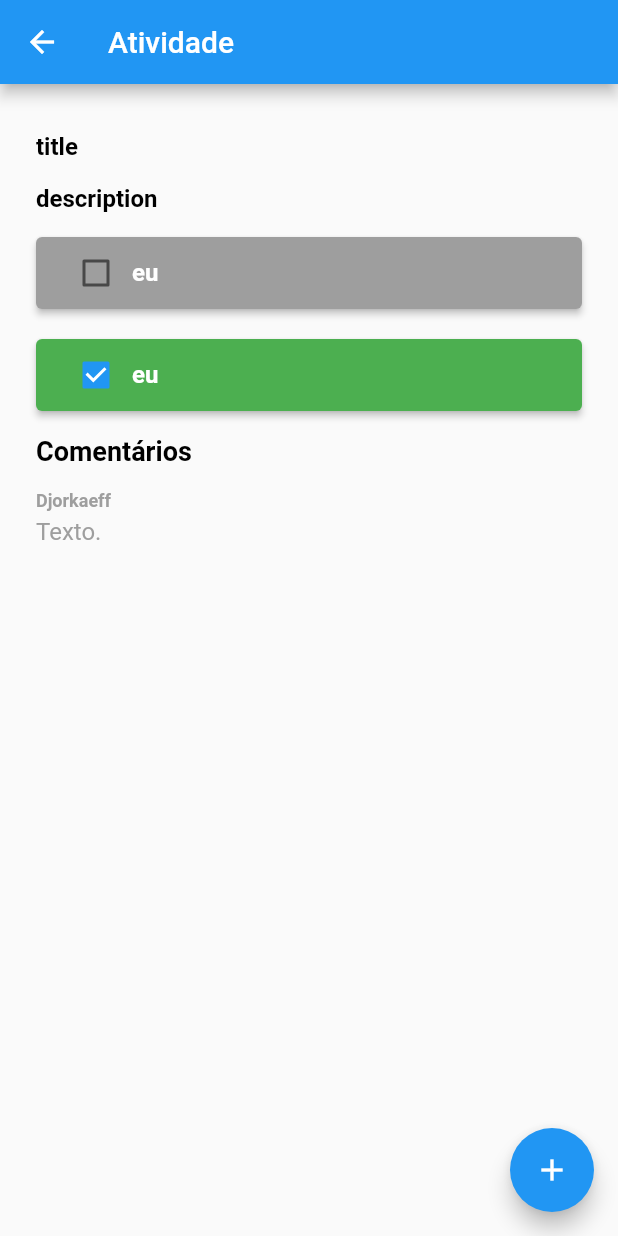
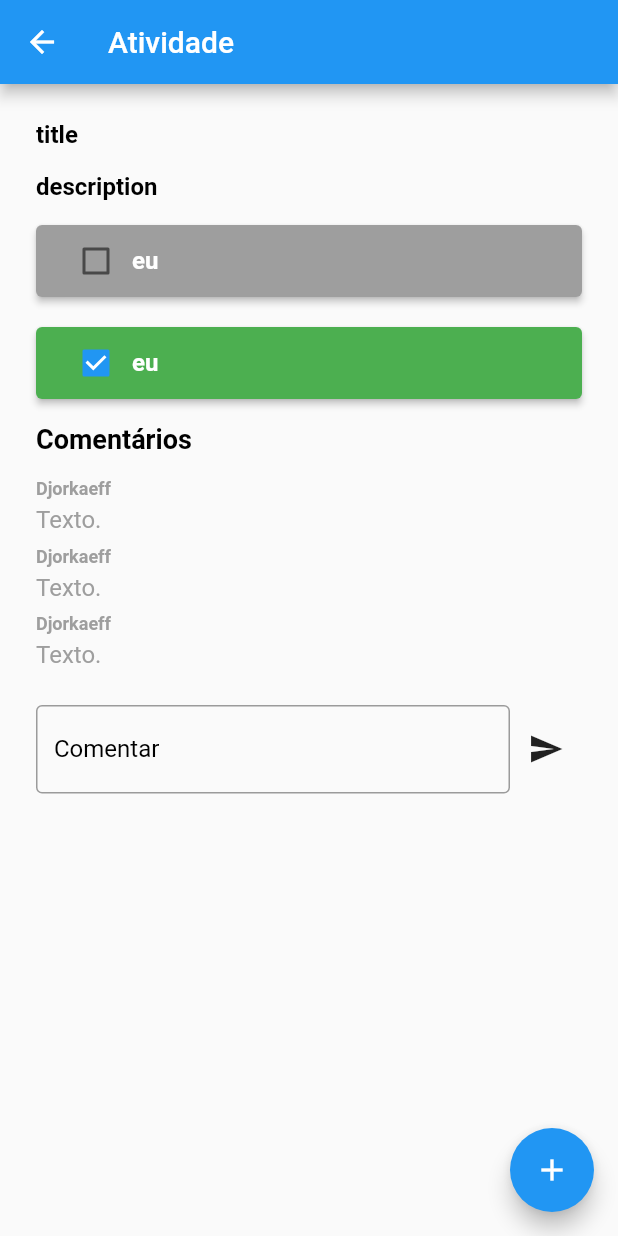
Before and after one commit to bacuarabrasil/krenak-app, a Flutter app: the ActivityDetailView screen opened by its route, on a phone screen of 412 x 824 dp. Run offline on Flutter 3.47's test engine with Material 2 defaults, Android fonts, the phone set to English and light mode, and no system bars; our stand-ins replace dio, flutter_secure_storage; accounts and stored records are empty.

Commit message:
ActivityDetail with Comment input
Co-authored-by: Guilherme Siqueira <guilhersiqueira@gmail.com>
Co-authored-by: Icaro Oliveira <icarooliv2@gmail.com>
Co-authored-by: AlanDouglas Mendes <alandgmendes@gmail.com>
Signed-off-by: Djorkaeff Alexandre <djorkaeff.unb@gmail.com>

```diff
--- a/lib/Scenes/ActivityDetail/ActivityDetailView.dart
+++ b/lib/Scenes/ActivityDetail/ActivityDetailView.dart
@@ -19,7 +19,11 @@ class ActivityDetailViewState extends State<ActivityDetailView> {
         title: 'title',
         description: 'description',
         tasks: [Task(title: "eu", done: false), Task(title: "eu", done: true)],
-        comments: [Comment(id: "", name: "Djorkaeff", text: "Texto.")]
+        comments: [
+          Comment(id: "", name: "Djorkaeff", text: "Texto."),
+          Comment(id: "", name: "Djorkaeff", text: "Texto."),
+          Comment(id: "", name: "Djorkaeff", text: "Texto.")
+        ]
     );
   }
 
@@ -28,11 +32,13 @@ class ActivityDetailViewState extends State<ActivityDetailView> {
   @override
   Widget build(BuildContext context) {
     return Scaffold(
+      resizeToAvoidBottomInset: false,
       appBar: AppBar(
         title: Text('Atividade'),
       ),
-      body: Container(
-          padding: EdgeInsets.symmetric(vertical: 8.0),
+      body: ListView(children: <Widget>[
+        Container(
+            padding: EdgeInsets.only(bottom: MediaQuery.of(context).viewInsets.bottom),
             child: Padding(
                 padding: EdgeInsets.symmetric(vertical: 24.0, horizontal: 24.0),
                 child: Column(
@@ -64,9 +70,34 @@ class ActivityDetailViewState extends State<ActivityDetailView> {
                           color: Colors.black),
                     ),
                     SizedBox(height: 16),
-                  CommentListWidget(comments: activity.comments)
+                    CommentListWidget(comments: activity.comments),
+                    SizedBox(height: 16),
+                    Row(mainAxisAlignment: MainAxisAlignment.end, children: [
+                      // First child is enter comment text input
+                      Expanded(
+                        child: TextFormField(
+                          autocorrect: false,
+                          decoration: new InputDecoration(
+                            labelText: "Comentar",
+                            labelStyle:
+                                TextStyle(fontSize: 16.0, color: Colors.black),
+                            fillColor: Colors.blue,
+                            border: OutlineInputBorder(
+                                borderSide:
+                                    BorderSide(color: Colors.purpleAccent)),
+                          ),
+                        ),
+                      ),
+                      // Second child is button
+                      IconButton(
+                        icon: Icon(Icons.send),
+                        iconSize: 24.0,
+                        onPressed: () {},
+                      )
+                    ]),
                   ],
                 ))),
+      ]),
       floatingActionButton: FloatingActionButton(
         onPressed: () {
           Navigator.pushNamed(context, '/task/create');
--- a/lib/Scenes/ActivityDetail/CommentList.dart
+++ b/lib/Scenes/ActivityDetail/CommentList.dart
@@ -14,9 +14,7 @@ class _CommentListWidgetState extends State<CommentListWidget> {
   @override
   Widget build(BuildContext context) {
     var comments = widget.comments;
-    return Wrap(
-        spacing: 20,
-        runSpacing: 20,
+    return Column(
         children: comments
             .map((comment) => Column(
                   crossAxisAlignment: CrossAxisAlignment.start,
@@ -26,8 +24,7 @@ class _CommentListWidgetState extends State<CommentListWidget> {
                       style: TextStyle(
                           fontSize: 12,
                           fontWeight: FontWeight.bold,
-                          color: Colors.grey
-                      ),
+                          color: Colors.grey),
                     ),
                     SizedBox(height: 4),
                     Text(
@@ -35,12 +32,11 @@ class _CommentListWidgetState extends State<CommentListWidget> {
                       style: TextStyle(
                           fontSize: 16,
                           fontWeight: FontWeight.normal,
-                          color: Colors.grey
-                      ),
+                          color: Colors.grey),
                     ),
+                    SizedBox(height: 8),
                   ],
                 ))
-            .toList()
-    );
+            .toList());
   }
 }
```
Lines whose indentation alone changed are shown as unchanged.
